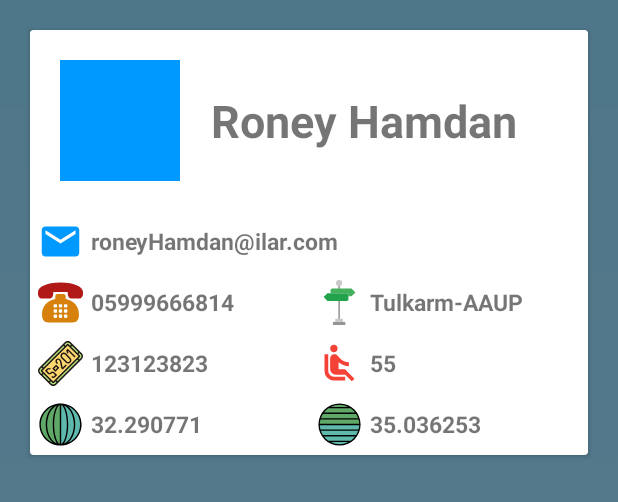
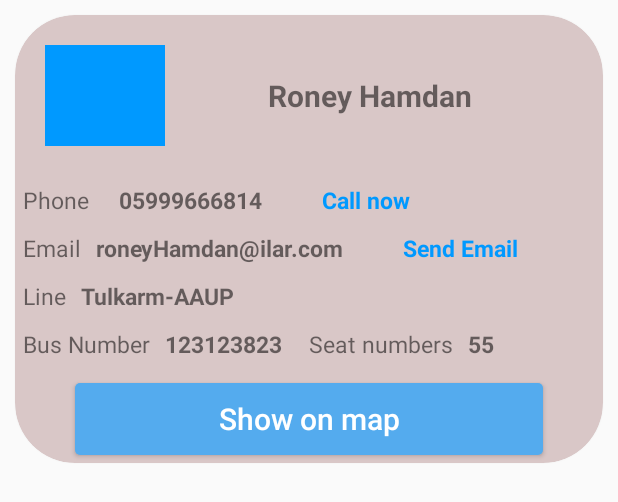
Before and after one commit to Qadomy/BUS_UNI, an Android app: the layout all_drivers_card.xml on its own in the app's theme, with its tools: preview values and no code run, on a phone screen of 412 x 824 dp. Shown: the top 502 px of the screen. Run offline under Robolectric (Android 15) with nearby library versions, the light colour scheme and no system bars.

Commit message:
Add adapter for recycle view to dispaly all drivers cards for the each company
Add show on map activity to let company show drivers locations in the map

```diff
--- a/app/src/main/res/layout/all_drivers_card.xml
+++ b/app/src/main/res/layout/all_drivers_card.xml
@@ -1,16 +1,19 @@
 <?xml version="1.0" encoding="utf-8"?>
 <LinearLayout xmlns:android="http://schemas.android.com/apk/res/android"
+    xmlns:app="http://schemas.android.com/apk/res-auto"
     xmlns:tools="http://schemas.android.com/tools"
     android:layout_width="match_parent"
-    android:layout_height="match_parent"
-    android:background="@drawable/timg"
-    android:orientation="horizontal">
+    android:layout_height="wrap_content"
+    android:orientation="vertical">
 
 
     <android.support.v7.widget.CardView
+        android:id="@+id/allDrivers_cardView"
         android:layout_width="match_parent"
         android:layout_height="wrap_content"
-        android:layout_margin="20dp">
+        android:layout_margin="@dimen/ten_dp"
+        app:cardBackgroundColor="@color/grayStart"
+        app:cardCornerRadius="@dimen/forty_dp">
 
         <LinearLayout
             android:layout_width="match_parent"
@@ -18,24 +21,25 @@
             android:orientation="vertical">
 
             <LinearLayout
-                android:layout_margin="20dp"
                 android:layout_width="match_parent"
                 android:layout_height="wrap_content"
+                android:layout_margin="20dp"
                 android:orientation="horizontal">
 
                 <ImageView
                     android:id="@+id/allDrivers_imageProfile"
                     android:layout_width="80dp"
                     android:layout_height="match_parent"
-                    android:background="@color/blueStart"/>
+                    android:background="@color/blueStart" />
 
                 <TextView
+                    android:id="@+id/allDrivers_name"
+                    android:layout_width="match_parent"
+                    android:layout_height="wrap_content"
                     android:layout_margin="20dp"
-                    android:id="@+id/allDrivers_name"
-                    android:layout_width="wrap_content"
-                    android:layout_height="wrap_content"
                     android:gravity="center"
-                    android:textSize="30sp"
+                    android:maxLength="15"
+                    android:textSize="@dimen/twintySP"
                     android:textStyle="bold"
                     tools:text="Roney Hamdan" />
 
@@ -44,66 +48,92 @@
             <LinearLayout
                 android:layout_width="match_parent"
                 android:layout_height="wrap_content"
+                android:layout_margin="5dp"
                 android:orientation="horizontal">
 
-                <ImageView
-                    android:layout_width="30dp"
-                    android:layout_height="30dp"
+                <TextView
+                    android:layout_width="wrap_content"
+                    android:layout_height="wrap_content"
+                    android:layout_marginEnd="@dimen/twenty_dp"
+                    android:layout_marginRight="@dimen/twenty_dp"
+                    android:text="@string/phone"
+                    android:textSize="@dimen/FifteenSP" />
+
+
+                <TextView
+                    android:id="@+id/allDrivers_phone"
+                    android:layout_width="wrap_content"
+                    android:layout_height="wrap_content"
+                    android:layout_gravity="center"
+                    android:textSize="15sp"
+                    android:textStyle="bold"
+                    tools:text="05999666814" />
+
+                <TextView
+                    android:id="@+id/allDrivers_callNow"
+                    android:layout_width="match_parent"
+                    android:layout_height="wrap_content"
+                    android:layout_gravity="center"
+                    android:layout_marginStart="@dimen/forty_dp"
+                    android:layout_marginLeft="@dimen/forty_dp"
+                    android:text="@string/calling"
+                    android:textColor="@color/blueStart"
+                    android:textSize="15sp"
+                    android:textStyle="bold" />
+
+            </LinearLayout>
+
+            <LinearLayout
+                android:layout_width="match_parent"
+                android:layout_height="wrap_content"
                 android:layout_margin="5dp"
-                    android:src="@drawable/ic_email_blue_24dp" />
+                android:orientation="horizontal">
+
+                <TextView
+                    android:layout_width="wrap_content"
+                    android:layout_height="wrap_content"
+                    android:layout_marginEnd="@dimen/ten_dp"
+                    android:layout_marginRight="@dimen/ten_dp"
+                    android:text="@string/email"
+                    android:textSize="@dimen/fifteen_SP" />
 
                 <TextView
                     android:id="@+id/allDrivers_email"
-                    android:layout_width="match_parent"
+                    android:layout_width="wrap_content"
                     android:layout_height="wrap_content"
                     android:layout_gravity="center"
                     android:textSize="15sp"
                     android:textStyle="bold"
                     tools:text="roneyHamdan@ilar.com" />
 
-            </LinearLayout>
-
-            <LinearLayout
-                android:layout_width="match_parent"
+                <TextView
+                    android:id="@+id/allDrivers_sendEmail"
+                    android:layout_width="wrap_content"
                     android:layout_height="wrap_content"
-                android:orientation="horizontal"
-                android:weightSum="2">
-
-                <LinearLayout
-                    android:layout_width="0dp"
-                    android:layout_height="wrap_content"
-                    android:layout_weight="1"
-                    android:orientation="horizontal">
-
-                    <ImageView
-                        android:layout_width="30dp"
-                        android:layout_height="30dp"
-                        android:layout_margin="5dp"
-                        android:src="@drawable/ic_phone" />
-
-                    <TextView
-                        android:id="@+id/allDrivers_phone"
-                        android:layout_width="match_parent"
-                        android:layout_height="wrap_content"
+                    android:layout_marginStart="@dimen/forty_dp"
                     android:layout_gravity="center"
                     android:textSize="15sp"
                     android:textStyle="bold"
-                        tools:text="05999666814" />
+                    android:textColor="@color/blueStart"
+                    android:text="@string/send_email"
+                    android:layout_marginLeft="@dimen/forty_dp" />
 
             </LinearLayout>
 
 
             <LinearLayout
-                    android:layout_width="0dp"
+                android:layout_width="match_parent"
                 android:layout_height="wrap_content"
-                    android:layout_weight="1"
+                android:layout_margin="5dp"
                 android:orientation="horizontal">
 
-                    <ImageView
-                        android:layout_width="30dp"
-                        android:layout_height="30dp"
-                        android:layout_margin="5dp"
-                        android:src="@drawable/ic_bus_line_name" />
+                <TextView
+                    android:layout_width="wrap_content"
+                    android:layout_height="wrap_content"
+                    android:layout_marginEnd="@dimen/ten_dp"
+                    android:layout_marginRight="@dimen/ten_dp"
+                    android:text="@string/line"
+                    android:textSize="@dimen/fifteen_SP" />
 
                 <TextView
                     android:id="@+id/allDrivers_lineName"
@@ -116,25 +146,26 @@
 
             </LinearLayout>
 
-            </LinearLayout>
+            <LinearLayout
+                android:layout_width="match_parent"
+                android:layout_height="wrap_content"
+                android:layout_margin="5dp"
+                android:orientation="horizontal"
+                android:weightSum="2">
 
                 <LinearLayout
-                android:weightSum="2"
-                android:layout_width="match_parent"
+                    android:layout_width="0dp"
                     android:layout_height="wrap_content"
+                    android:layout_weight="1"
                     android:orientation="horizontal">
 
-                <LinearLayout
-                    android:layout_weight="1"
-                    android:layout_width="0dp"
+                    <TextView
+                        android:layout_width="wrap_content"
                         android:layout_height="wrap_content"
-                    android:orientation="horizontal">
-
-                    <ImageView
-                        android:layout_width="30dp"
-                        android:layout_height="30dp"
-                        android:layout_margin="5dp"
-                        android:src="@drawable/ic_bus_line_number" />
+                        android:layout_marginEnd="@dimen/ten_dp"
+                        android:layout_marginRight="@dimen/ten_dp"
+                        android:text="@string/bus_number"
+                        android:textSize="@dimen/fifteen_SP" />
 
                     <TextView
                         android:id="@+id/allDrivers_busNum"
@@ -148,16 +179,18 @@
                 </LinearLayout>
 
                 <LinearLayout
-                    android:layout_weight="1"
                     android:layout_width="0dp"
                     android:layout_height="wrap_content"
+                    android:layout_weight="1"
                     android:orientation="horizontal">
 
-                    <ImageView
-                        android:layout_width="30dp"
-                        android:layout_height="30dp"
-                        android:layout_margin="5dp"
-                        android:src="@drawable/seat_normal_booked" />
+                    <TextView
+                        android:layout_width="wrap_content"
+                        android:layout_height="wrap_content"
+                        android:layout_marginEnd="@dimen/ten_dp"
+                        android:layout_marginRight="@dimen/ten_dp"
+                        android:text="@string/seat_numbers"
+                        android:textSize="@dimen/fifteen_SP" />
 
                     <TextView
                         android:id="@+id/allDrivers_seatNum"
@@ -172,59 +205,21 @@
 
             </LinearLayout>
 
-            <LinearLayout
-                android:weightSum="2"
-                android:layout_width="match_parent"
-                android:layout_height="wrap_content"
-                android:orientation="horizontal">
 
-                <LinearLayout
-                    android:layout_weight="1"
-                    android:layout_width="0dp"
-                    android:layout_height="wrap_content"
-                    android:orientation="horizontal">
-
-                    <ImageView
-                        android:layout_width="30dp"
-                        android:layout_height="30dp"
-                        android:layout_margin="5dp"
-                        android:src="@drawable/ic_longitude" />
-
-                    <TextView
-                        android:id="@+id/allDrivers_longitude"
+            <Button
+                android:id="@+id/allDrivers_ShowMapButton"
                 android:layout_width="match_parent"
                 android:layout_height="wrap_content"
                 android:layout_gravity="center"
-                        android:textSize="15sp"
-                        android:textStyle="bold"
-                        tools:text="32.290771" />
-
-                </LinearLayout>
-
-                <LinearLayout
-                    android:layout_weight="1"
-                    android:layout_width="0dp"
-                    android:layout_height="wrap_content"
-                    android:orientation="horizontal">
-
-                    <ImageView
-                        android:layout_width="30dp"
-                        android:layout_height="30dp"
-                        android:layout_margin="5dp"
-                        android:src="@drawable/ic_latitude" />
-
-                    <TextView
-                        android:id="@+id/allDrivers_ic_latitude"
-                        android:layout_width="match_parent"
-                        android:layout_height="wrap_content"
-                        android:layout_gravity="center"
-                        android:textSize="15sp"
-                        android:textStyle="bold"
-                        tools:text="35.036253" />
-
-                </LinearLayout>
-
-            </LinearLayout>
+                android:layout_marginStart="@dimen/forty_dp"
+                android:layout_marginTop="@dimen/ten_dp"
+                android:layout_marginEnd="@dimen/forty_dp"
+                android:layout_marginBottom="@dimen/five_dp"
+                android:background="@drawable/angle"
+                android:text="@string/show_on_map"
+                android:textAllCaps="false"
+                android:textColor="@color/whitecolor"
+                android:textSize="@dimen/twintySP" />
 
         </LinearLayout>
 
```
Also changed, not shown: app/src/main/java/com/example/bus_uni/BusCompany/CompanyDrivers.java (+76 -25 lines), app/src/main/java/com/example/bus_uni/BusCompany/DisplayDrivers_Adapter.java (added, +151 -0 lines), app/src/main/java/com/example/bus_uni/BusCompany/ShowDriversOnMap.java (added, +65 -0 lines), app/src/main/res/layout/activity_show_drivers_on_map.xml (added, +15 -0 lines). Lines whose indentation alone changed are shown as unchanged.
